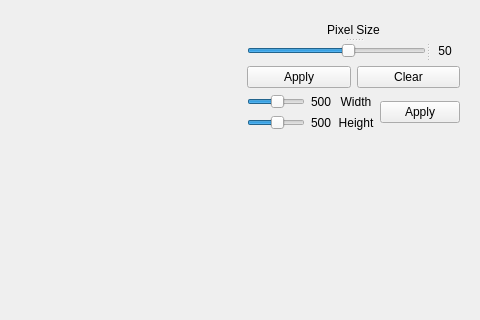
Before: the Qt Designer form mainwindow.ui in JeanNessen/MS_4, drawn with Qt 5; both pictures show x 534 to 1014 and y 0 to 320 of the 1014 by 761 pixel window.
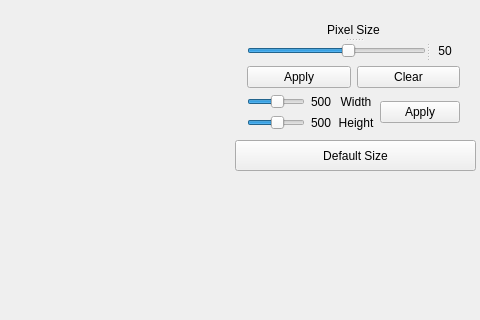
After: the same form once the commit is applied.

Commit message: Button für default size 28x28.

The edit to the form file:
```diff
--- a/mainwindow.ui
+++ b/mainwindow.ui
@@ -14,7 +14,7 @@
    <string>MainWindow</string>
   </property>
   <widget class="QWidget" name="centralWidget">
-   <widget class="QWidget" name="">
+   <widget class="QWidget" name="layoutWidget">
     <property name="geometry">
      <rect>
       <x>770</x>
@@ -163,6 +163,19 @@
      </item>
     </layout>
    </widget>
+   <widget class="QPushButton" name="defaultButton">
+    <property name="geometry">
+     <rect>
+      <x>769</x>
+      <y>140</y>
+      <width>241</width>
+      <height>31</height>
+     </rect>
+    </property>
+    <property name="text">
+     <string>Default Size</string>
+    </property>
+   </widget>
   </widget>
   <widget class="QMenuBar" name="menuBar">
    <property name="geometry">
```
The commit also changes 2 other files.
